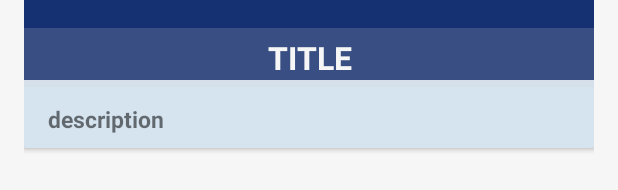
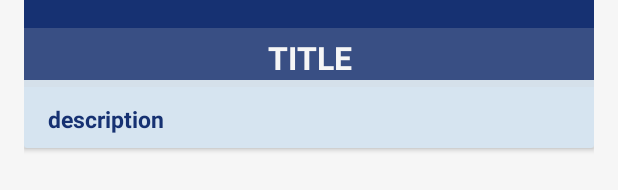
Before and after one commit to makeorbreak-io/boardij, an Android app: the layout trello_button_board_layout.xml on its own in the app's theme, with its tools: preview values and no code run, on a phone screen of 412 x 824 dp. Shown: the part 560-750 px from the top of the screen. Run offline under Robolectric (Android 15) with nearby library versions, the phone set to English and light mode, and no system bars.

```diff
--- a/todopic/app/src/main/res/layout/trello_button_board_layout.xml
+++ b/todopic/app/src/main/res/layout/trello_button_board_layout.xml
@@ -61,7 +61,7 @@
                 android:textSize="15dp"
                 android:layout_marginTop="2dp"
                 android:paddingHorizontal="@dimen/activity_horizontal_margin"
-                android:extColor="@color/colorPrimaryDark"
+                android:textColor="@color/colorPrimaryDark"
                 android:textStyle="bold"
                 android:gravity="center_vertical"/>
 
```
